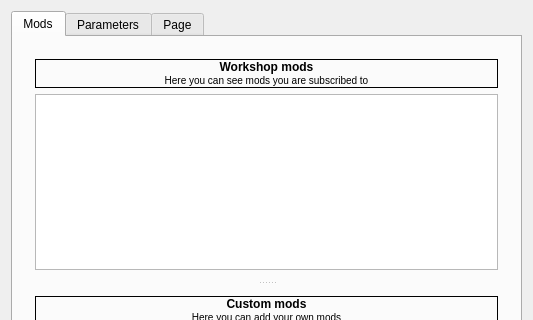
Before: the Qt Designer form src/arma3-unix-launcher/mainwindow.ui in muttleyxd/arma3-unix-launcher, drawn with Qt 5; both pictures show x 0 to 533 and y 0 to 320 of the 533 by 645 pixel window.
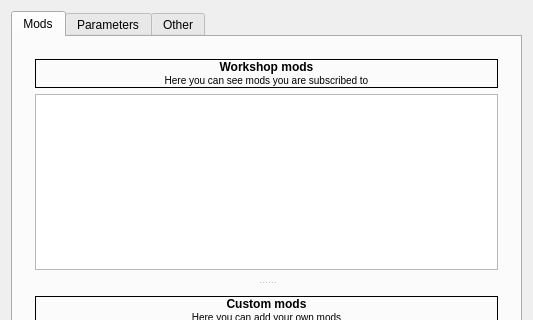
After: the same form once the commit is applied. Icons and pictures are not drawn.

Commit message: mainwindow: fix 'Other' page name

Patch:
```diff
--- a/src/arma3-unix-launcher/mainwindow.ui
+++ b/src/arma3-unix-launcher/mainwindow.ui
@@ -603,7 +603,7 @@
         </widget>
         <widget class="QWidget" name="tab_other">
          <attribute name="title">
-          <string>Page</string>
+          <string>Other</string>
          </attribute>
          <layout class="QVBoxLayout" name="verticalLayout">
           <item>
```
